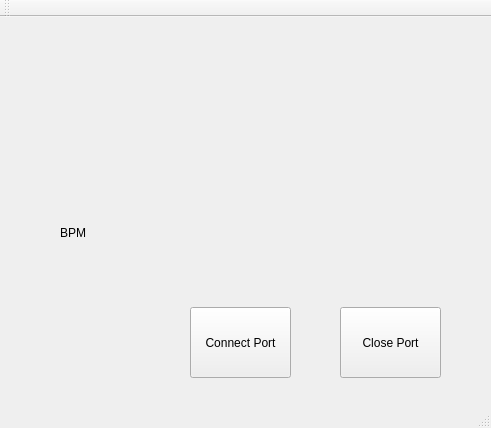
First picture: the form in mainwindow.ui, repository twowings1029/Real_pro, before the edit.
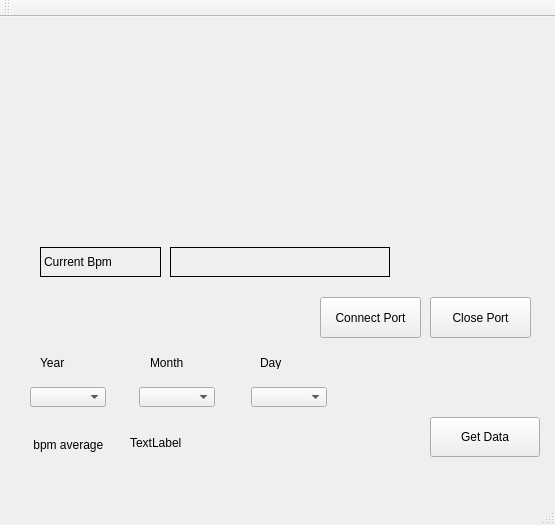
Second picture: the form after the edit.

```diff
--- a/mainwindow.ui
+++ b/mainwindow.ui
@@ -6,8 +6,8 @@
    <rect>
     <x>0</x>
     <y>0</y>
-    <width>491</width>
-    <height>428</height>
+    <width>555</width>
+    <height>525</height>
    </rect>
   </property>
   <property name="windowTitle">
@@ -17,10 +17,10 @@
    <widget class="QPushButton" name="Connect_Port">
     <property name="geometry">
      <rect>
-      <x>190</x>
-      <y>290</y>
+      <x>320</x>
+      <y>280</y>
       <width>101</width>
-      <height>71</height>
+      <height>41</height>
      </rect>
     </property>
     <property name="text">
@@ -30,10 +30,10 @@
    <widget class="QPushButton" name="Close_port">
     <property name="geometry">
      <rect>
-      <x>340</x>
-      <y>290</y>
+      <x>430</x>
+      <y>280</y>
       <width>101</width>
-      <height>71</height>
+      <height>41</height>
      </rect>
     </property>
     <property name="text">
@@ -43,25 +43,31 @@
    <widget class="QLabel" name="label">
     <property name="geometry">
      <rect>
-      <x>60</x>
-      <y>210</y>
-      <width>56</width>
-      <height>12</height>
+      <x>40</x>
+      <y>230</y>
+      <width>121</width>
+      <height>30</height>
      </rect>
     </property>
+    <property name="frameShape">
+     <enum>QFrame::Box</enum>
+    </property>
     <property name="text">
-     <string>BPM</string>
+     <string>Current Bpm</string>
     </property>
    </widget>
    <widget class="QLabel" name="bpm_label">
     <property name="geometry">
      <rect>
       <x>170</x>
-      <y>210</y>
-      <width>211</width>
-      <height>16</height>
+      <y>230</y>
+      <width>220</width>
+      <height>30</height>
      </rect>
     </property>
+    <property name="frameShape">
+     <enum>QFrame::Box</enum>
+    </property>
     <property name="text">
      <string/>
     </property>
@@ -79,6 +85,114 @@
      <string/>
     </property>
    </widget>
+   <widget class="QPushButton" name="pushButton">
+    <property name="geometry">
+     <rect>
+      <x>430</x>
+      <y>400</y>
+      <width>110</width>
+      <height>40</height>
+     </rect>
+    </property>
+    <property name="text">
+     <string>Get Data</string>
+    </property>
+   </widget>
+   <widget class="QComboBox" name="year_combo">
+    <property name="geometry">
+     <rect>
+      <x>30</x>
+      <y>370</y>
+      <width>76</width>
+      <height>20</height>
+     </rect>
+    </property>
+   </widget>
+   <widget class="QComboBox" name="month_combo">
+    <property name="geometry">
+     <rect>
+      <x>139</x>
+      <y>370</y>
+      <width>76</width>
+      <height>20</height>
+     </rect>
+    </property>
+   </widget>
+   <widget class="QComboBox" name="day_combo">
+    <property name="geometry">
+     <rect>
+      <x>251</x>
+      <y>370</y>
+      <width>76</width>
+      <height>20</height>
+     </rect>
+    </property>
+   </widget>
+   <widget class="QLabel" name="label_2">
+    <property name="geometry">
+     <rect>
+      <x>40</x>
+      <y>340</y>
+      <width>56</width>
+      <height>12</height>
+     </rect>
+    </property>
+    <property name="text">
+     <string>Year</string>
+    </property>
+   </widget>
+   <widget class="QLabel" name="label_3">
+    <property name="geometry">
+     <rect>
+      <x>150</x>
+      <y>340</y>
+      <width>56</width>
+      <height>12</height>
+     </rect>
+    </property>
+    <property name="text">
+     <string>Month</string>
+    </property>
+   </widget>
+   <widget class="QLabel" name="label_4">
+    <property name="geometry">
+     <rect>
+      <x>260</x>
+      <y>340</y>
+      <width>56</width>
+      <height>12</height>
+     </rect>
+    </property>
+    <property name="text">
+     <string>Day</string>
+    </property>
+   </widget>
+   <widget class="QLabel" name="label_5">
+    <property name="geometry">
+     <rect>
+      <x>30</x>
+      <y>420</y>
+      <width>81</width>
+      <height>16</height>
+     </rect>
+    </property>
+    <property name="text">
+     <string> bpm average</string>
+    </property>
+   </widget>
+   <widget class="QLabel" name="bpm_avg_label">
+    <property name="geometry">
+     <rect>
+      <x>130</x>
+      <y>420</y>
+      <width>56</width>
+      <height>12</height>
+     </rect>
+    </property>
+    <property name="text">
+     <string>TextLabel</string>
+    </property>
+   </widget>
   </widget>
   <widget class="QMenuBar" name="menuBar">
    <property name="geometry">
```
Left out of the diff: 2 changed lines with no effect on the pictures.
